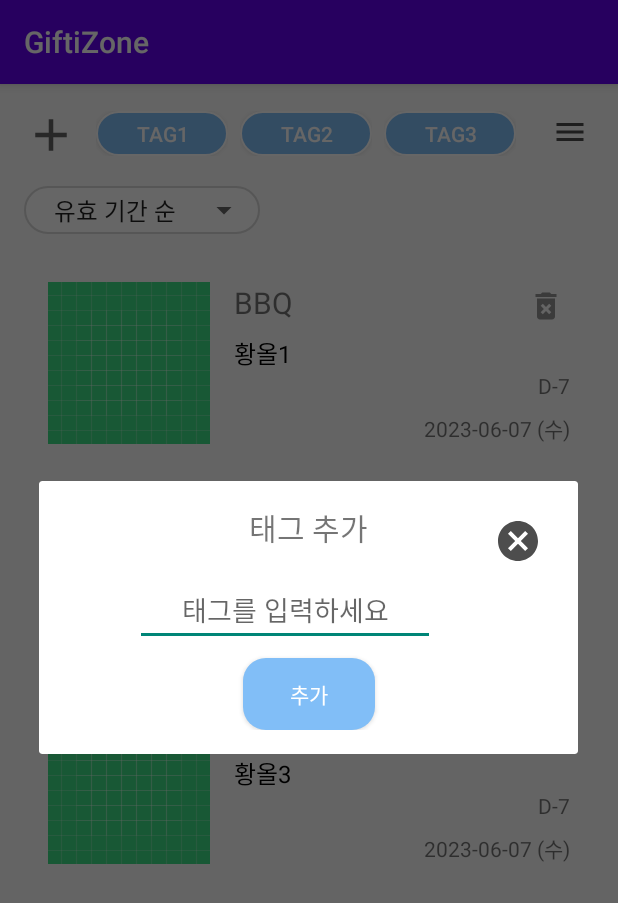
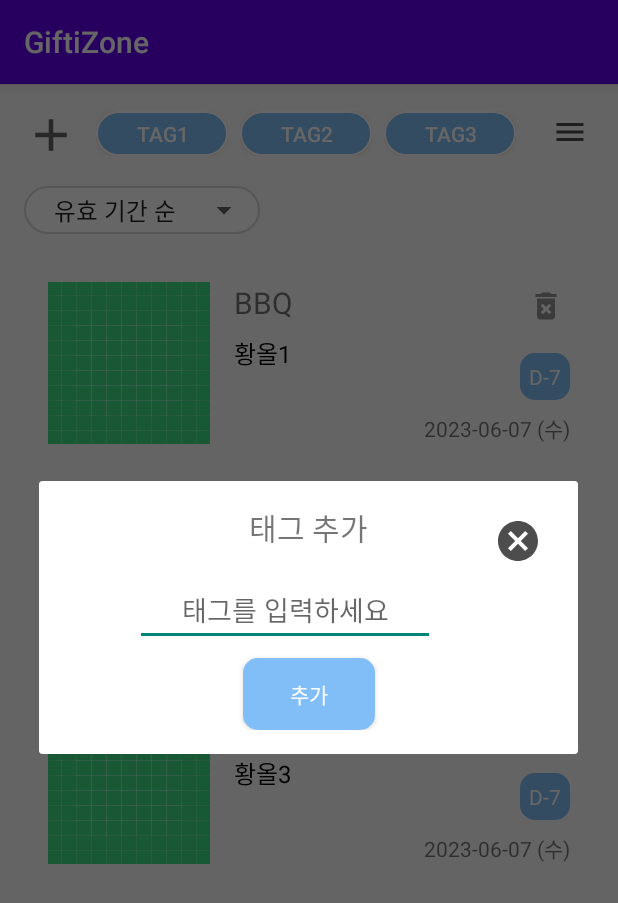
Before and after one commit to AnJeongMin/skku-swe3047-GiftiZone, an Android app: the screen it shows after launch (GifticonListActivity), after a tap on an icon or button, on a phone screen of 412 x 824 dp. Shown: the top 903 px of the screen. Run offline under Robolectric (Android 15) with nearby library versions, the phone set to English and light mode, and no system bars; 3 other taps on this screen came first.

Commit message:
style: d-day text 스타일 수정

```diff
--- a/app/src/main/res/drawable/round_button.xml
+++ b/app/src/main/res/drawable/round_button.xml
@@ -1,5 +1,5 @@
 <?xml version ="1.0" encoding ="utf-8"?><!--  Learn More about how to use App Actions: https://developer.android.com/guide/actions/index.html -->
 <shape xmlns:android="http://schemas.android.com/apk/res/android">
     <solid android:color="@color/white_blue" />
-    <corners android:radius="15dp" />
+    <corners android:radius="10dp" />
 </shape>
--- a/app/src/main/res/layout/gifticon_item.xml
+++ b/app/src/main/res/layout/gifticon_item.xml
@@ -64,7 +64,10 @@
         android:layout_width="wrap_content"
         android:layout_height="wrap_content"
         android:layout_marginBottom="8dp"
-        android:text="D-15"
+        android:text="Dday"
+        android:padding="6dp"
+        android:textColor="@color/white"
+        android:background="@drawable/round_button"
         app:layout_constraintBottom_toTopOf="@+id/expireDateText"
         app:layout_constraintEnd_toEndOf="@+id/expireDateText" />
 
```
